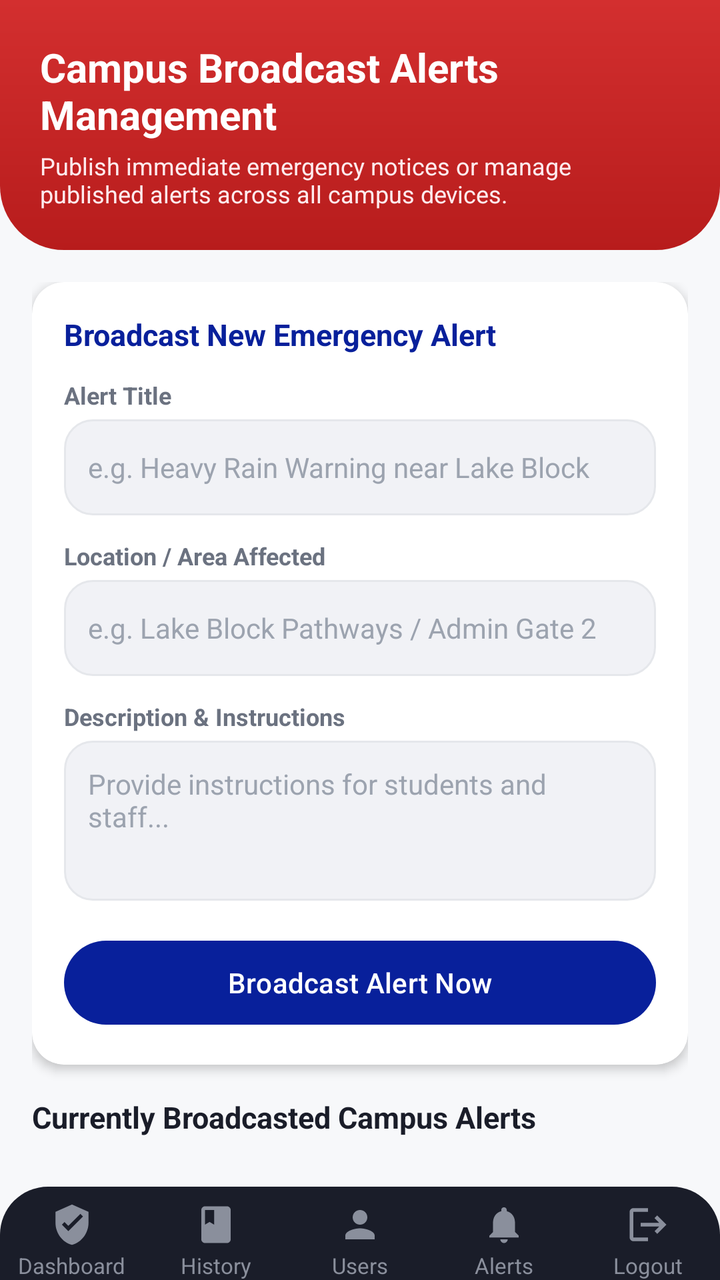
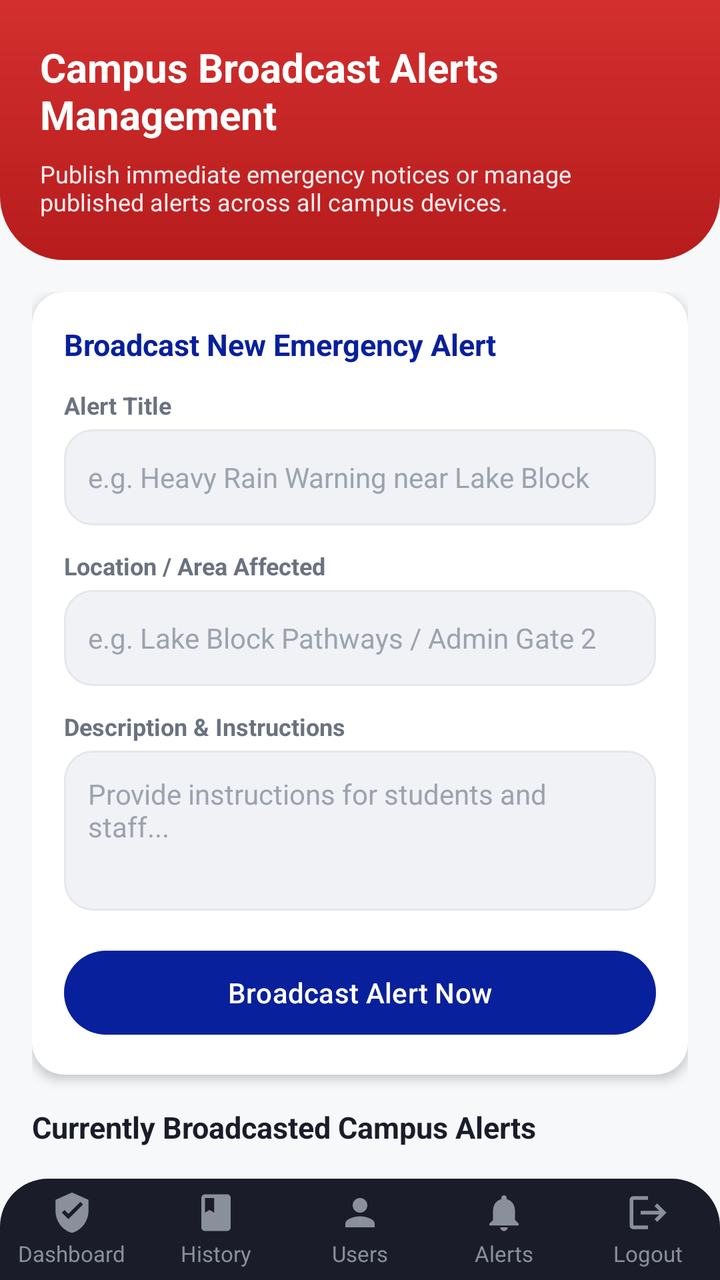

An Android layout rendered at two revisions. The XML below is the earlier revision; the diff shows what the commit changed to produce the second picture.
<!-- AndroidManifest.xml: application theme Theme.UniversityEmergencyApp -->
<!-- res/layout/activity_authority_alerts.xml -->
<?xml version="1.0" encoding="utf-8"?>
<androidx.constraintlayout.widget.ConstraintLayout xmlns:android="http://schemas.android.com/apk/res/android"
    xmlns:app="http://schemas.android.com/apk/res-auto"
    xmlns:tools="http://schemas.android.com/tools"
    android:layout_width="match_parent"
    android:layout_height="match_parent"
    android:background="@color/background_light"
    tools:context=".AuthorityAlertsActivity"
    tools:ignore="HardcodedText">

    <androidx.core.widget.NestedScrollView
        android:layout_width="0dp"
        android:layout_height="0dp"
        app:layout_constraintTop_toTopOf="parent"
        app:layout_constraintBottom_toTopOf="@id/authorityBottomNav"
        app:layout_constraintStart_toStartOf="parent"
        app:layout_constraintEnd_toEndOf="parent">

        <LinearLayout
            android:layout_width="match_parent"
            android:layout_height="wrap_content"
            android:orientation="vertical">

            
            <LinearLayout
                android:layout_width="match_parent"
                android:layout_height="wrap_content"
                android:background="@drawable/bg_top_accent"
                android:orientation="vertical"
                android:padding="20dp"
                android:paddingTop="36dp">

                <TextView
                    android:layout_width="wrap_content"
                    android:layout_height="wrap_content"
                    android:text="Campus Broadcast Alerts Management"
                    android:textColor="@color/white"
                    android:textSize="20sp"
                    android:textStyle="bold" />

                <TextView
                    android:layout_width="wrap_content"
                    android:layout_height="wrap_content"
                    android:layout_marginTop="4dp"
                    android:text="Publish immediate emergency notices or manage published alerts across all campus devices."
                    android:textColor="#FFEBEE"
                    android:textSize="12sp" />
            </LinearLayout>

            <LinearLayout
                android:layout_width="match_parent"
                android:layout_height="wrap_content"
                android:orientation="vertical"
                android:padding="16dp">

                
                <androidx.cardview.widget.CardView
                    android:layout_width="match_parent"
                    android:layout_height="wrap_content"
                    android:layout_marginBottom="16dp"
                    app:cardBackgroundColor="@color/white"
                    app:cardCornerRadius="16dp"
                    app:cardElevation="3dp">

                    <LinearLayout
                        android:layout_width="match_parent"
                        android:layout_height="wrap_content"
                        android:orientation="vertical"
                        android:padding="16dp">

                        <TextView
                            android:layout_width="wrap_content"
                            android:layout_height="wrap_content"
                            android:text="Broadcast New Emergency Alert"
                            android:textColor="@color/brand_blue"
                            android:textSize="15sp"
                            android:textStyle="bold" />

                        <TextView
                            android:layout_width="wrap_content"
                            android:layout_height="wrap_content"
                            android:layout_marginTop="12dp"
                            android:text="Alert Title"
                            android:textColor="@color/text_secondary"
                            android:textSize="12sp"
                            android:textStyle="bold" />

                        <EditText
                            android:id="@+id/etAlertTitle"
                            android:layout_width="match_parent"
                            android:layout_height="48dp"
                            android:layout_marginTop="4dp"
                            android:autofillHints=""
                            android:background="@drawable/bg_input_field"
                            android:hint="e.g. Heavy Rain Warning near Lake Block"
                            android:inputType="text"
                            android:paddingStart="12dp"
                            android:paddingEnd="12dp"
                            android:textColor="@color/text_primary"
                            android:textColorHint="@color/text_hint"
                            android:textSize="14sp" />

                        <TextView
                            android:layout_width="wrap_content"
                            android:layout_height="wrap_content"
                            android:layout_marginTop="12dp"
                            android:text="Location / Area Affected"
                            android:textColor="@color/text_secondary"
                            android:textSize="12sp"
                            android:textStyle="bold" />

                        <EditText
                            android:id="@+id/etAlertLocation"
                            android:layout_width="match_parent"
                            android:layout_height="48dp"
                            android:layout_marginTop="4dp"
                            android:autofillHints=""
                            android:background="@drawable/bg_input_field"
                            android:hint="e.g. Lake Block Pathways / Admin Gate 2"
                            android:inputType="text"
                            android:paddingStart="12dp"
                            android:paddingEnd="12dp"
                            android:textColor="@color/text_primary"
                            android:textColorHint="@color/text_hint"
                            android:textSize="14sp" />

                        <TextView
                            android:layout_width="wrap_content"
                            android:layout_height="wrap_content"
                            android:layout_marginTop="12dp"
                            android:text="Description &amp; Instructions"
                            android:textColor="@color/text_secondary"
                            android:textSize="12sp"
                            android:textStyle="bold" />

                        <EditText
                            android:id="@+id/etAlertDesc"
                            android:layout_width="match_parent"
                            android:layout_height="80dp"
                            android:layout_marginTop="4dp"
                            android:autofillHints=""
                            android:background="@drawable/bg_input_field"
                            android:gravity="top"
                            android:hint="Provide instructions for students and staff..."
                            android:inputType="textMultiLine"
                            android:padding="12dp"
                            android:textColor="@color/text_primary"
                            android:textColorHint="@color/text_hint"
                            android:textSize="14sp" />

                        <com.google.android.material.button.MaterialButton
                            android:id="@+id/btnPublishAlert"
                            android:layout_width="match_parent"
                            android:layout_height="50dp"
                            android:layout_marginTop="16dp"
                            android:text="Broadcast Alert Now"
                            app:backgroundTint="@color/brand_blue" />
                    </LinearLayout>
                </androidx.cardview.widget.CardView>

                
                <TextView
                    android:layout_width="wrap_content"
                    android:layout_height="wrap_content"
                    android:layout_marginBottom="8dp"
                    android:text="Currently Broadcasted Campus Alerts"
                    android:textColor="@color/text_primary"
                    android:textSize="15sp"
                    android:textStyle="bold" />

                <androidx.recyclerview.widget.RecyclerView
                    android:id="@+id/rvPublishedAlerts"
                    android:layout_width="match_parent"
                    android:layout_height="wrap_content"
                    android:clipToPadding="false"
                    android:nestedScrollingEnabled="false"
                    tools:itemCount="3"
                    tools:listitem="@layout/item_alert" />

            </LinearLayout>
        </LinearLayout>
    </androidx.core.widget.NestedScrollView>

    
    <include
        android:id="@+id/authorityBottomNav"
        layout="@layout/layout_authority_bottom_nav"
        android:layout_width="0dp"
        android:layout_height="wrap_content"
        app:layout_constraintBottom_toBottomOf="parent"
        app:layout_constraintEnd_toEndOf="parent"
        app:layout_constraintStart_toStartOf="parent" />

</androidx.constraintlayout.widget.ConstraintLayout>
<!-- res/layout/item_alert.xml (included above) -->
<?xml version="1.0" encoding="utf-8"?>
<androidx.cardview.widget.CardView xmlns:android="http://schemas.android.com/apk/res/android"
    android:layout_width="match_parent"
    android:layout_height="wrap_content"
    android:layout_marginBottom="10dp"
    app:cardCornerRadius="12dp"
    app:cardElevation="2dp"
    app:cardBackgroundColor="@color/white"
    xmlns:app="http://schemas.android.com/apk/res-auto">

    <LinearLayout
        android:layout_width="match_parent"
        android:layout_height="wrap_content"
        android:orientation="horizontal"
        android:padding="12dp"
        android:gravity="center_vertical">

        <View
            android:layout_width="4dp"
            android:layout_height="match_parent"
            android:minHeight="40dp"
            android:background="@color/accent_red" />

        <ImageView
            android:layout_width="28dp"
            android:layout_height="28dp"
            android:layout_marginStart="10dp"
            android:contentDescription="Alert icon"
            android:src="@drawable/ic_alert" />

        <LinearLayout
            android:layout_width="0dp"
            android:layout_height="wrap_content"
            android:layout_weight="1"
            android:layout_marginStart="12dp"
            android:orientation="vertical">

            <TextView
                android:id="@+id/tvAlertTitle"
                android:layout_width="match_parent"
                android:layout_height="wrap_content"
                android:text="Water outage: Boys Hostel Block C"
                android:textColor="@color/text_primary"
                android:textSize="14sp"
                android:textStyle="bold" />

            <TextView
                android:id="@+id/tvAlertDesc"
                android:layout_width="match_parent"
                android:layout_height="wrap_content"
                android:layout_marginTop="2dp"
                android:text="Maintenance expected to restore supply by 6 PM today."
                android:textColor="@color/text_secondary"
                android:textSize="12sp"
                android:maxLines="2"
                android:ellipsize="end" />

            <TextView
                android:id="@+id/tvAlertTime"
                android:layout_width="match_parent"
                android:layout_height="wrap_content"
                android:layout_marginTop="4dp"
                android:text="10 min ago"
                android:textColor="@color/text_hint"
                android:textSize="11sp" />
        </LinearLayout>
    </LinearLayout>
</androidx.cardview.widget.CardView>
<!-- res/layout/layout_authority_bottom_nav.xml (included above) -->
<?xml version="1.0" encoding="utf-8"?>
<LinearLayout xmlns:android="http://schemas.android.com/apk/res/android"
    xmlns:app="http://schemas.android.com/apk/res-auto"
    xmlns:tools="http://schemas.android.com/tools"
    android:id="@+id/authNavBarBg"
    android:layout_width="match_parent"
    android:layout_height="66dp"
    android:background="@drawable/bg_bottom_nav"
    android:orientation="horizontal"
    android:paddingTop="8dp"
    android:baselineAligned="false"
    tools:ignore="HardcodedText">

    
    <LinearLayout
        android:id="@+id/tabAuthDashboard"
        android:layout_width="0dp"
        android:layout_height="match_parent"
        android:layout_weight="1"
        android:gravity="center"
        android:orientation="vertical"
        android:clickable="true"
        android:focusable="true"
        android:background="?attr/selectableItemBackgroundBorderless">

        <ImageView
            android:layout_width="22dp"
            android:layout_height="22dp"
            android:contentDescription="Dashboard"
            android:src="@drawable/ic_shield_check"
            app:tint="@color/nav_icon_inactive" />

        <TextView
            android:id="@+id/labelAuthDashboard"
            android:layout_width="wrap_content"
            android:layout_height="wrap_content"
            android:layout_marginTop="2dp"
            android:text="Dashboard"
            android:textColor="@color/nav_text_inactive"
            android:textSize="11sp" />
    </LinearLayout>

    
    <LinearLayout
        android:id="@+id/tabAuthHistory"
        android:layout_width="0dp"
        android:layout_height="match_parent"
        android:layout_weight="1"
        android:gravity="center"
        android:orientation="vertical"
        android:clickable="true"
        android:focusable="true"
        android:background="?attr/selectableItemBackgroundBorderless">

        <ImageView
            android:layout_width="22dp"
            android:layout_height="22dp"
            android:contentDescription="History"
            android:src="@drawable/ic_book"
            app:tint="@color/nav_icon_inactive" />

        <TextView
            android:id="@+id/labelAuthHistory"
            android:layout_width="wrap_content"
            android:layout_height="wrap_content"
            android:layout_marginTop="2dp"
            android:text="History"
            android:textColor="@color/nav_text_inactive"
            android:textSize="11sp" />
    </LinearLayout>

    
    <LinearLayout
        android:id="@+id/tabAuthUsers"
        android:layout_width="0dp"
        android:layout_height="match_parent"
        android:layout_weight="1"
        android:gravity="center"
        android:orientation="vertical"
        android:clickable="true"
        android:focusable="true"
        android:background="?attr/selectableItemBackgroundBorderless">

        <ImageView
            android:layout_width="22dp"
            android:layout_height="22dp"
            android:contentDescription="Users"
            android:src="@drawable/ic_profile_24"
            app:tint="@color/nav_icon_inactive" />

        <TextView
            android:id="@+id/labelAuthUsers"
            android:layout_width="wrap_content"
            android:layout_height="wrap_content"
            android:layout_marginTop="2dp"
            android:text="Users"
            android:textColor="@color/nav_text_inactive"
            android:textSize="11sp" />
    </LinearLayout>

    
    <LinearLayout
        android:id="@+id/tabAuthAlerts"
        android:layout_width="0dp"
        android:layout_height="match_parent"
        android:layout_weight="1"
        android:gravity="center"
        android:orientation="vertical"
        android:clickable="true"
        android:focusable="true"
        android:background="?attr/selectableItemBackgroundBorderless">

        <ImageView
            android:layout_width="22dp"
            android:layout_height="22dp"
            android:contentDescription="Alerts"
            android:src="@drawable/ic_alerts_24"
            app:tint="@color/nav_icon_inactive" />

        <TextView
            android:id="@+id/labelAuthAlerts"
            android:layout_width="wrap_content"
            android:layout_height="wrap_content"
            android:layout_marginTop="2dp"
            android:text="Alerts"
            android:textColor="@color/nav_text_inactive"
            android:textSize="11sp" />
    </LinearLayout>

    
    <LinearLayout
        android:id="@+id/tabAuthLogout"
        android:layout_width="0dp"
        android:layout_height="match_parent"
        android:layout_weight="1"
        android:gravity="center"
        android:orientation="vertical"
        android:clickable="true"
        android:focusable="true"
        android:background="?attr/selectableItemBackgroundBorderless">

        <ImageView
            android:layout_width="22dp"
            android:layout_height="22dp"
            android:contentDescription="Logout"
            android:src="@drawable/ic_logout"
            app:tint="@color/nav_icon_inactive" />

        <TextView
            android:id="@+id/labelAuthLogout"
            android:layout_width="wrap_content"
            android:layout_height="wrap_content"
            android:layout_marginTop="2dp"
            android:text="Logout"
            android:textColor="@color/nav_text_inactive"
            android:textSize="11sp" />
    </LinearLayout>

</LinearLayout>
<!-- resources referenced by this layout -->
<resources>
  <color name="accent_red">#D32F2F</color>
  <color name="background_light">#F7F8FA</color>
  <color name="brand_blue">#08209B</color>
  <color name="nav_icon_inactive">#8A8F9C</color>
  <color name="nav_text_inactive">#8A8F9C</color>
  <color name="text_hint">#9CA3AF</color>
  <color name="text_primary">#1A1D29</color>
  <color name="text_secondary">#6B7280</color>
  <color name="white">#FFFFFF</color>
  <!-- drawable bg_bottom_nav (drawable) -->
  <?xml version="1.0" encoding="utf-8"?>
  <shape xmlns:android="http://schemas.android.com/apk/res/android"
      android:shape="rectangle">
      <solid android:color="@color/nav_bg" />
      <corners
          android:topLeftRadius="24dp"
          android:topRightRadius="24dp" />
  </shape>
  <!-- drawable bg_top_accent (drawable) -->
  <?xml version="1.0" encoding="utf-8"?>
  <shape xmlns:android="http://schemas.android.com/apk/res/android"
      android:shape="rectangle">
      <gradient
          android:type="linear"
          android:angle="270"
          android:startColor="@color/accent_red"
          android:endColor="#FFB71C1C" />
      <corners
          android:bottomLeftRadius="32dp"
          android:bottomRightRadius="32dp" />
  </shape>
  <!-- drawable ic_alert (drawable) -->
  <?xml version="1.0" encoding="utf-8"?>
  <vector xmlns:android="http://schemas.android.com/apk/res/android"
      android:width="24dp"
      android:height="24dp"
      android:viewportWidth="24"
      android:viewportHeight="24">
      <path
          android:fillColor="#FFD32F2F"
          android:pathData="M1,21h22L12,2L1,21z M13,18h-2v-2h2V18z M13,14h-2v-4h2V14z" />
  </vector>
  <!-- drawable ic_book (drawable) -->
  <vector xmlns:android="http://schemas.android.com/apk/res/android"
      android:width="24dp"
      android:height="24dp"
      android:viewportWidth="24"
      android:viewportHeight="24">
    <path
        android:fillColor="#FF000000"
        android:pathData="M18,2H6c-1.1,0 -2,0.9 -2,2v16c0,1.1 0.9,2 2,2h12c1.1,0 2,-0.9 2,-2V4c0,-1.1 -0.9,-2 -2,-2zM6,4h5v8l-2.5,-1.5L6,12V4z"/>
  </vector>
  <!-- drawable ic_logout (drawable) -->
  <vector xmlns:android="http://schemas.android.com/apk/res/android"
      android:width="24dp"
      android:height="24dp"
      android:viewportWidth="24"
      android:viewportHeight="24">
    <path
        android:fillColor="@android:color/white"
        android:pathData="M17,7l-1.41,1.41L18.17,11H8v2h10.17l-2.58,2.58L17,17l5,-5zM4,5h8V3H4c-1.1,0 -2,0.9 -2,2v14c0,1.1 0.9,2 2,2h8v-2H4V5z"/>
  </vector>
  <!-- drawable ic_shield_check (drawable) -->
  <vector xmlns:android="http://schemas.android.com/apk/res/android"
      android:width="24dp"
      android:height="24dp"
      android:viewportWidth="24"
      android:viewportHeight="24">
    <path
        android:fillColor="#FF000000"
        android:pathData="M12,1L3,5v6c0,5.55 3.84,10.74 9,12 5.16,-1.26 9,-6.45 9,-12V5l-9,-4zM10,15.5l-3.5,-3.5 1.41,-1.41L10,12.67l6.59,-6.59L18,7.5 10,15.5z"/>
  </vector>
  <style name="Theme.UniversityEmergencyApp" parent="Base.Theme.UniversityEmergencyApp" />
  <color name="nav_bg">#1A1D29</color>
  <color name="input_border_focused">#08209B</color>
  <color name="input_bg">#F1F2F6</color>
  <color name="input_border">#E5E7EB</color>
  <style name="Base.Theme.UniversityEmergencyApp" parent="Theme.Material3.DayNight.NoActionBar">
          
          
      </style>
  <!-- unchanged entries left out for length: 3 -->
</resources>

<!-- the commit's change to res/layout/activity_authority_alerts.xml (unified diff, before → after) -->
@@ -1,5 +1,6 @@
 <?xml version="1.0" encoding="utf-8"?>
-<androidx.constraintlayout.widget.ConstraintLayout xmlns:android="http://schemas.android.com/apk/res/android"
+<androidx.constraintlayout.widget.ConstraintLayout
+    xmlns:android="http://schemas.android.com/apk/res/android"
     xmlns:app="http://schemas.android.com/apk/res-auto"
     xmlns:tools="http://schemas.android.com/tools"
     android:layout_width="match_parent"
@@ -19,16 +20,18 @@
         <LinearLayout
             android:layout_width="match_parent"
             android:layout_height="wrap_content"
-            android:orientation="vertical">
+            android:orientation="vertical"
+            android:paddingBottom="24dp">
 
             
             <LinearLayout
                 android:layout_width="match_parent"
-                android:layout_height="wrap_content"
+                android:layout_height="130dp"
                 android:background="@drawable/bg_top_accent"
                 android:orientation="vertical"
                 android:padding="20dp"
-                android:paddingTop="36dp">
+                android:paddingTop="0dp">
+
 
                 <TextView
                     android:layout_width="wrap_content"
@@ -41,7 +44,7 @@
                 <TextView
                     android:layout_width="wrap_content"
                     android:layout_height="wrap_content"
-                    android:layout_marginTop="4dp"
+                    android:layout_marginTop="8dp"
                     android:text="Publish immediate emergency notices or manage published alerts across all campus devices."
                     android:textColor="#FFEBEE"
                     android:textSize="12sp" />
@@ -259,6 +262,17 @@
                 android:textColor="@color/text_hint"
                 android:textSize="11sp" />
         </LinearLayout>
+
+        <ImageButton
+            android:id="@+id/btnDeleteAlert"
+            android:layout_width="36dp"
+            android:layout_height="36dp"
+            android:layout_marginStart="8dp"
+            android:background="?attr/selectableItemBackgroundBorderless"
+            android:contentDescription="Delete alert"
+            android:visibility="gone"
+            app:srcCompat="@drawable/ic_close"
+            app:tint="@color/accent_red" />
     </LinearLayout>
 </androidx.cardview.widget.CardView>
 <!-- res/layout/layout_authority_bottom_nav.xml (included above) -->
@@ -268,10 +282,12 @@
     xmlns:tools="http://schemas.android.com/tools"
     android:id="@+id/authNavBarBg"
     android:layout_width="match_parent"
-    android:layout_height="66dp"
+    android:layout_height="76dp"
     android:background="@drawable/bg_bottom_nav"
     android:orientation="horizontal"
-    android:paddingTop="8dp"
+    android:paddingTop="6dp"
+    android:paddingBottom="6dp"
+    android:gravity="center"
     android:baselineAligned="false"
     tools:ignore="HardcodedText">
 
<!-- resource entries referenced after the edit -->
@@ -52,6 +52,16 @@
         android:fillColor="#FF000000"
         android:pathData="M18,2H6c-1.1,0 -2,0.9 -2,2v16c0,1.1 0.9,2 2,2h12c1.1,0 2,-0.9 2,-2V4c0,-1.1 -0.9,-2 -2,-2zM6,4h5v8l-2.5,-1.5L6,12V4z"/>
   </vector>
+  <!-- drawable ic_close (drawable) -->
+  <vector xmlns:android="http://schemas.android.com/apk/res/android"
+      android:width="24dp"
+      android:height="24dp"
+      android:viewportWidth="24"
+      android:viewportHeight="24">
+    <path
+        android:fillColor="@android:color/white"
+        android:pathData="M19,6.41L17.59,5,12,10.59,6.41,5,5,6.41,10.59,12,5,17.59,6.41,19,12,13.41,17.59,19,19,17.59,13.41,12z"/>
+  </vector>
   <!-- drawable ic_logout (drawable) -->
   <vector xmlns:android="http://schemas.android.com/apk/res/android"
       android:width="24dp"
